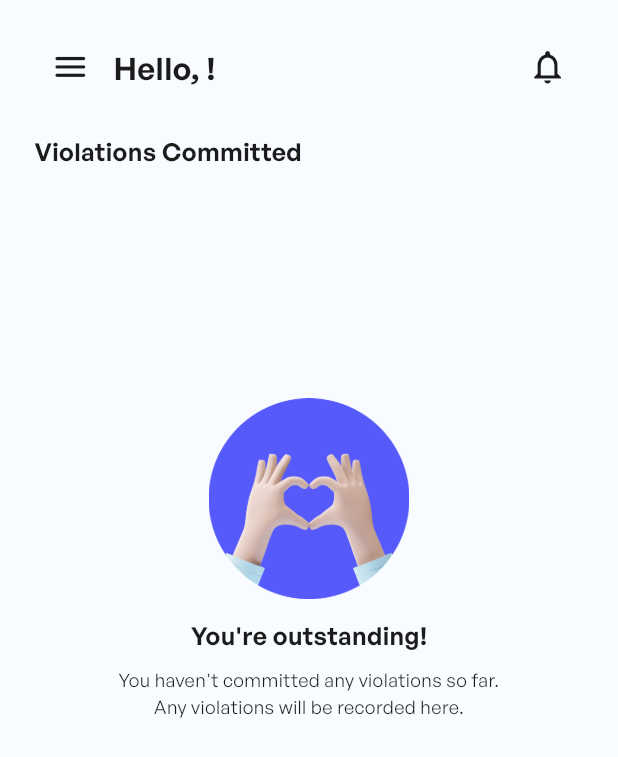
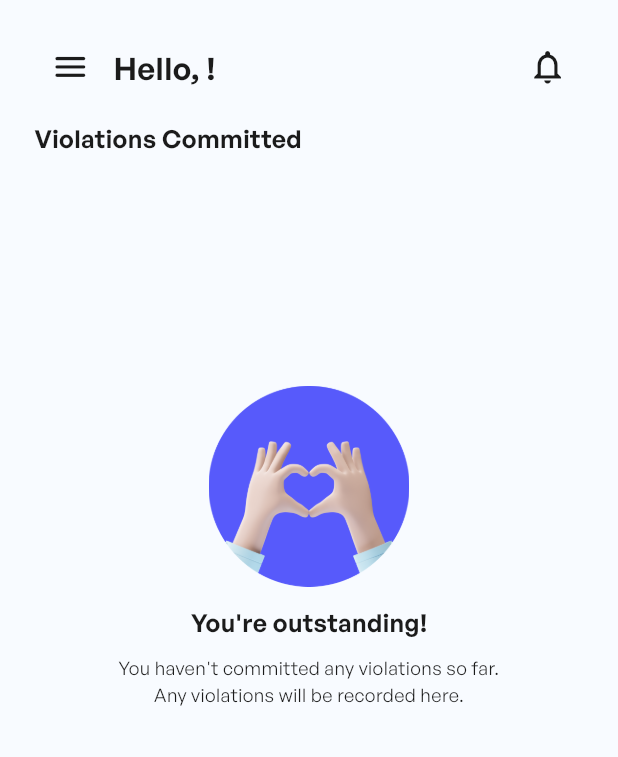
Before and after one commit to MNJDen/Park_in_Capstone, a Flutter app: the HomeStudentScreen2 screen opened directly with empty values, on a phone screen of 412 x 824 dp. Shown: the top 757 px of the screen. Run offline on Flutter 3.47's test engine with Material 3 defaults, Android fonts, the phone set to English and light mode, and no system bars; our stand-ins replace animated_toggle_switch, awesome_notifications, cloud_firestore, contained_tab_bar_view, firebase_auth, firebase_core and 13 more; missing offline and left inert: disclosure, navbar_router; accounts and stored records are empty.

Commit message:
Screens: Update Home Student 2

```diff
--- a/lib/screens/home student/home_student2.dart
+++ b/lib/screens/home student/home_student2.dart
@@ -1,7 +1,10 @@
 import 'package:cloud_firestore/cloud_firestore.dart';
 import 'package:flutter/material.dart';
+import 'package:flutter_animate/flutter_animate.dart';
 import 'package:flutter_screenutil/flutter_screenutil.dart';
+import 'package:loading_animation_widget/loading_animation_widget.dart';
 import 'package:navbar_router/navbar_router.dart';
+import 'package:park_in/components/four%20wheels%20employee/alingal.dart';
 import 'package:park_in/components/theme/color_scheme.dart';
 import 'package:park_in/components/ui/primary_btn.dart';
 import 'package:park_in/components/ui/violation_card.dart';
@@ -246,7 +249,7 @@ class _HomeStudentScreen2State extends State<HomeStudentScreen2> {
                                         baseColor: Colors.grey[300]!,
                                         highlightColor: Colors.grey[100]!,
                                         child: Container(
-                                          width: 60.w,
+                                          width: 60.h,
                                           height: 60.h,
                                           decoration: const BoxDecoration(
                                             color: Colors.white,
@@ -284,8 +287,9 @@ class _HomeStudentScreen2State extends State<HomeStudentScreen2> {
                                       userNumber,
                                       style: TextStyle(
                                         fontSize: 12.r,
-                                        color: blackColor.withOpacity(0.5),
+                                        color: blackColor,
                                         fontFamily: "General Sans",
+                                        fontWeight: FontWeight.w300,
                                       ),
                                     ),
                                   ],
@@ -621,20 +625,12 @@ class _HomeStudentScreen2State extends State<HomeStudentScreen2> {
                         StreamBuilder<DocumentSnapshot<Map<String, dynamic>>>(
                       stream: userSubject.stream,
                       builder: (context, snapshot) {
-                        if (snapshot.connectionState ==
-                            ConnectionState.waiting) {
-                          return Text(
-                            'Hello, ---!',
-                            style: TextStyle(
-                              fontSize: 20.r,
-                              fontWeight: FontWeight.w600,
-                              color: blackColor,
-                            ),
-                          );
-                        } else if (snapshot.hasData && snapshot.data != null) {
+                        if (snapshot.hasData && snapshot.data != null) {
                           final userData = snapshot.data!;
                           final String name =
-                              userData['name'] ?? 'Hello, User!';
+                              (userData['name'] ?? 'Hello, User!')
+                                  .split(' ')
+                                  .first;
                           return Wrap(
                             children: [
                               Text(
@@ -646,7 +642,7 @@ class _HomeStudentScreen2State extends State<HomeStudentScreen2> {
                                 ),
                               ),
                               Text(
-                                "$name",
+                                name,
                                 style: TextStyle(
                                   fontSize: 20.r,
                                   fontWeight: FontWeight.w600,
@@ -664,12 +660,16 @@ class _HomeStudentScreen2State extends State<HomeStudentScreen2> {
                             ],
                           );
                         } else {
-                          return Text(
-                            'Hello, ---!',
-                            style: TextStyle(
-                              fontSize: 20.r,
-                              fontWeight: FontWeight.w600,
-                              color: blackColor,
+                          return Shimmer.fromColors(
+                            baseColor: Colors.grey[300]!,
+                            highlightColor: Colors.grey[100]!,
+                            child: Container(
+                              // width: 60.h,
+                              height: 20.r,
+                              decoration: const BoxDecoration(
+                                color: Colors.white,
+                                // shape: BoxShape.circle,
+                              ),
                             ),
                           );
                         }
@@ -799,7 +799,7 @@ class _HomeStudentScreen2State extends State<HomeStudentScreen2> {
                 ],
               ),
               SizedBox(
-                height: 20.h,
+                height: 12.h,
               ),
               Row(
                 crossAxisAlignment: CrossAxisAlignment.start,
@@ -826,9 +826,12 @@ class _HomeStudentScreen2State extends State<HomeStudentScreen2> {
                     .snapshots(),
                 builder: (context, snapshot) {
                   if (snapshot.connectionState == ConnectionState.waiting) {
-                    return Center(child: CircularProgressIndicator());
+                    return Center(
+                      child: LoadingAnimationWidget.waveDots(
+                          color: blueColor, size: 50.r),
+                    );
                   } else if (snapshot.hasError) {
-                    return Center(child: Text('Error fetching tickets'));
+                    return const Center(child: Text('Error fetching tickets'));
                   } else if (snapshot.hasData) {
                     final tickets = snapshot.data!.docs.map((doc) {
                       return doc.data() as Map<String, dynamic>;
@@ -848,31 +851,37 @@ class _HomeStudentScreen2State extends State<HomeStudentScreen2> {
                             .compareTo(b['timestamp'] as Timestamp);
                       });
 
-                      // Map to track how many times a violation the user has committed
-                      Map<String, int> violationCounts = {};
-
                       return Column(
                         children: List.generate(
                           tickets.length,
                           (index) {
                             final ticket = tickets[index];
-                            final violationType = ticket['violation'];
-
-                            // Increment the violation count
-                            violationCounts[violationType] =
-                                (violationCounts[violationType] ?? 0) + 1;
-
-                            return PRKViolationCard(
-                              offenseNumber: formatOffenseNumber(
-                                  violationCounts[violationType]!),
-                              date: (ticket['timestamp'] as Timestamp)
-                                  .toDate()
-                                  .toString()
-                                  .split(' ')[0],
-                              violation: violationType,
+                            return Column(
+                              children: [
+                                PRKViolationCard(
+                                  offenseNumber: formatOffenseNumber(index + 1),
+                                  date: (ticket['timestamp'] as Timestamp)
+                                      .toDate()
+                                      .toString()
+                                      .split(' ')[0],
+                                  violation: ticket['violation'],
+                                ),
+                              ],
                             );
                           },
-                        ),
+                        )
+                            .animate()
+                            .fade(
+                              delay: const Duration(
+                                milliseconds: 200,
+                              ),
+                            )
+                            .moveY(
+                              begin: 10,
+                              end: 0,
+                              curve: Curves.fastEaseInToSlowEaseOut,
+                              duration: const Duration(milliseconds: 350),
+                            ),
                       );
                     }
                   } else {
```
